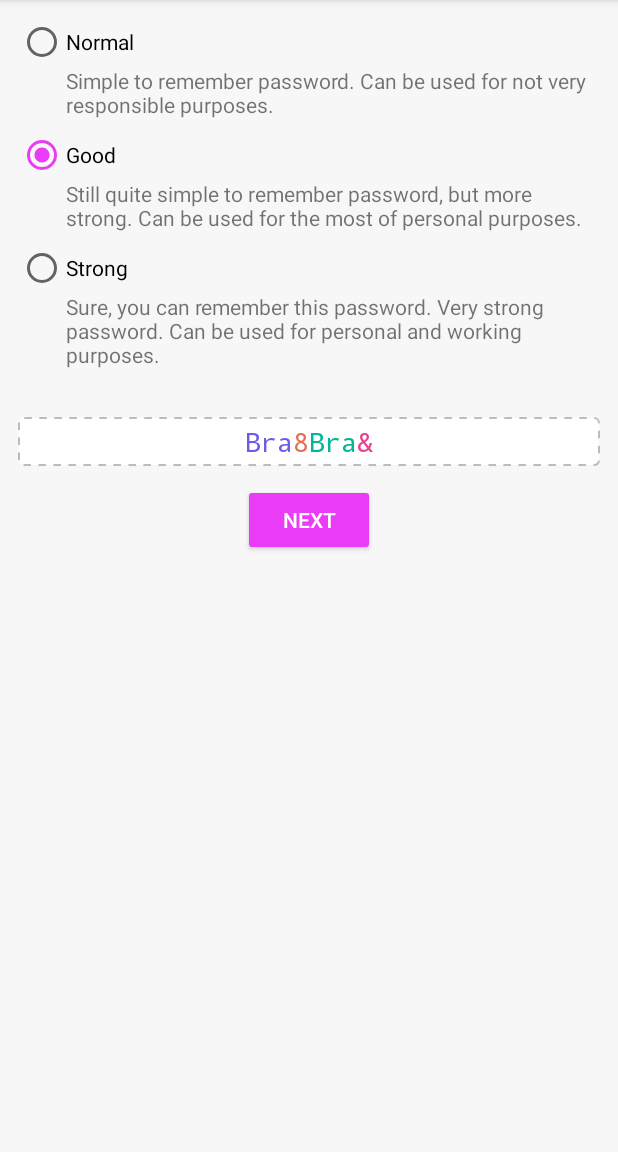
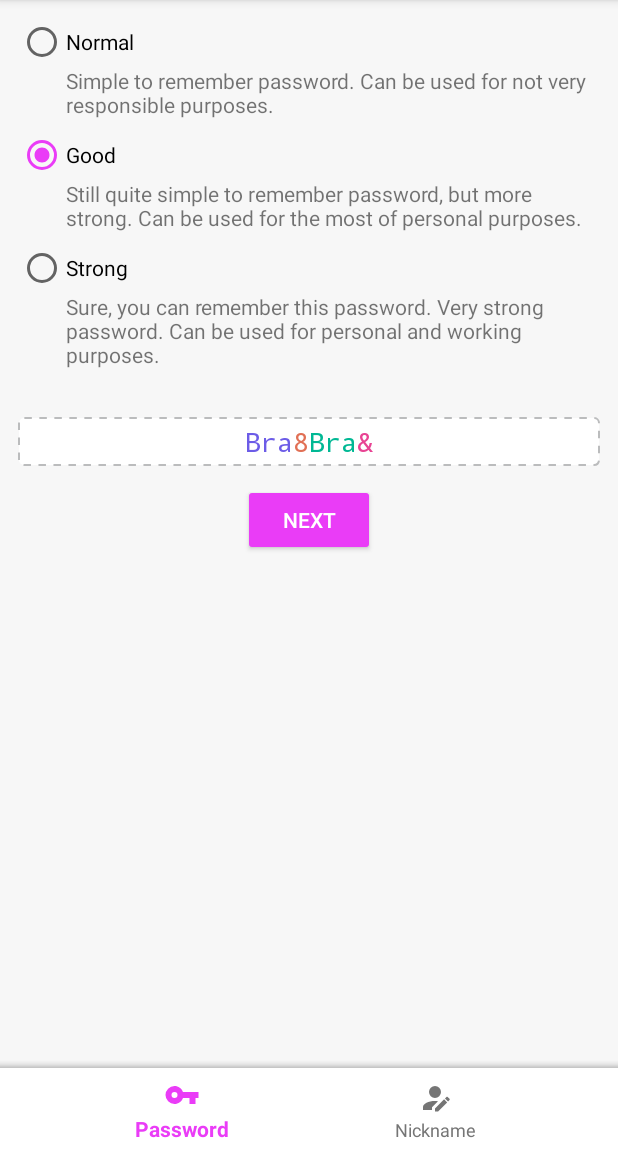
Before and after one commit to solkin/kvassword-android, an Android app: the screen it shows after launch (MainActivity), on a phone screen of 412 x 824 dp, the part 84-1236 px from its top. Run offline under Robolectric (Android 15) with nearby library versions, the phone set to English and light mode, and no system bars; libraries missing offline, so code that uses them is left out: net.hockeyapp.android; 3 statements that could not run were skipped.

Commit message:
Update bottom navigation items

```diff
--- a/app/src/main/res/drawable/master.xml
+++ /dev/null
@@ -1,9 +0,0 @@
-<vector xmlns:android="http://schemas.android.com/apk/res/android"
-    android:width="24dp"
-    android:height="24dp"
-    android:viewportHeight="24"
-    android:viewportWidth="24">
-    <path
-        android:fillColor="#fff"
-        android:pathData="M6.5,2C8.46,2 10.13,3.25 10.74,5H22V8H18V11H15V8H10.74C10.13,9.75 8.46,11 6.5,11C4,11 2,9 2,6.5C2,4 4,2 6.5,2M6.5,5A1.5,1.5 0 0,0 5,6.5A1.5,1.5 0 0,0 6.5,8A1.5,1.5 0 0,0 8,6.5A1.5,1.5 0 0,0 6.5,5M6.5,13C8.46,13 10.13,14.25 10.74,16H22V19H20V22H18V19H16V22H13V19H10.74C10.13,20.75 8.46,22 6.5,22C4,22 2,20 2,17.5C2,15 4,13 6.5,13M6.5,16A1.5,1.5 0 0,0 5,17.5A1.5,1.5 0 0,0 6.5,19A1.5,1.5 0 0,0 8,17.5A1.5,1.5 0 0,0 6.5,16Z" />
-</vector>
--- a/app/src/main/res/drawable/meter.xml
+++ /dev/null
@@ -1,9 +0,0 @@
-<vector xmlns:android="http://schemas.android.com/apk/res/android"
-    android:width="24dp"
-    android:height="24dp"
-    android:viewportHeight="24"
-    android:viewportWidth="24">
-    <path
-        android:fillColor="#fff"
-        android:pathData="M12,16A3,3 0 0,1 9,13C9,11.88 9.61,10.9 10.5,10.39L20.21,4.77L14.68,14.35C14.18,15.33 13.17,16 12,16M12,3C13.81,3 15.5,3.5 16.97,4.32L14.87,5.53C14,5.19 13,5 12,5A8,8 0 0,0 4,13C4,15.21 4.89,17.21 6.34,18.65H6.35C6.74,19.04 6.74,19.67 6.35,20.06C5.96,20.45 5.32,20.45 4.93,20.07V20.07C3.12,18.26 2,15.76 2,13A10,10 0 0,1 12,3M22,13C22,15.76 20.88,18.26 19.07,20.07V20.07C18.68,20.45 18.05,20.45 17.66,20.06C17.27,19.67 17.27,19.04 17.66,18.65V18.65C19.11,17.2 20,15.21 20,13C20,12 19.81,11 19.46,10.1L20.67,8C21.5,9.5 22,11.18 22,13Z" />
-</vector>
--- /dev/null
+++ b/app/src/main/res/drawable/nickname.xml
@@ -0,0 +1,9 @@
+<vector xmlns:android="http://schemas.android.com/apk/res/android"
+    android:width="24dp"
+    android:height="24dp"
+    android:viewportHeight="24"
+    android:viewportWidth="24">
+    <path
+        android:fillColor="#fff"
+        android:pathData="M21.7,13.35L20.7,14.35L18.65,12.3L19.65,11.3C19.86,11.09 20.21,11.09 20.42,11.3L21.7,12.58C21.91,12.79 21.91,13.14 21.7,13.35M12,18.94L18.06,12.88L20.11,14.93L14.06,21H12V18.94M12,14C7.58,14 4,15.79 4,18V20H10V18.11L14,14.11C13.34,14.03 12.67,14 12,14M12,4A4,4 0 0,0 8,8A4,4 0 0,0 12,12A4,4 0 0,0 16,8A4,4 0 0,0 12,4Z" />
+</vector>
--- a/app/src/main/res/layout/activity_main.xml
+++ b/app/src/main/res/layout/activity_main.xml
@@ -1,5 +1,6 @@
 <?xml version="1.0" encoding="utf-8"?>
 <FrameLayout xmlns:android="http://schemas.android.com/apk/res/android"
+    xmlns:app="http://schemas.android.com/apk/res-auto"
     xmlns:tools="http://schemas.android.com/tools"
     android:layout_width="match_parent"
     android:layout_height="match_parent"
@@ -104,7 +105,7 @@
 
     </ScrollView>
 
-    <!-- View
+    <View
         android:layout_width="match_parent"
         android:layout_height="5dp"
         android:layout_gravity="bottom"
@@ -113,12 +114,12 @@
 
     <android.support.design.widget.BottomNavigationView
         android:id="@+id/bottom_navigation"
+        android:background="@color/colorPrimary"
         android:layout_width="match_parent"
         android:layout_height="56dp"
         android:layout_gravity="bottom"
-        app:itemBackground="@color/colorPrimary"
         app:itemIconTint="@drawable/nav_item_color_state"
         app:itemTextColor="@drawable/nav_item_color_state"
-        app:menu="@menu/bottom_navigation_main" /-->
+        app:menu="@menu/bottom_navigation_main" />
 
 </FrameLayout>
--- a/app/src/main/res/menu/bottom_navigation_main.xml
+++ b/app/src/main/res/menu/bottom_navigation_main.xml
@@ -1,18 +1,13 @@
 <?xml version="1.0" encoding="utf-8"?>
 <menu xmlns:android="http://schemas.android.com/apk/res/android">
     <item
-        android:id="@+id/action_favorites"
+        android:id="@+id/password"
         android:enabled="true"
         android:icon="@drawable/pass"
-        android:title="@string/generate_password" />
+        android:title="@string/password" />
     <item
-        android:id="@+id/action_schedules"
+        android:id="@+id/nickname"
         android:enabled="true"
-        android:icon="@drawable/master"
-        android:title="@string/master_password" />
-    <item
-        android:id="@+id/action_music"
-        android:enabled="true"
-        android:icon="@drawable/meter"
-        android:title="@string/password_meter" />
+        android:icon="@drawable/nickname"
+        android:title="@string/nickname" />
 </menu>
--- a/app/src/main/res/values/strings.xml
+++ b/app/src/main/res/values/strings.xml
@@ -8,7 +8,6 @@
     <string name="description_pass_good">Still quite simple to remember password, but more strong. Can be used for the most of personal purposes.</string>
     <string name="description_pass_strong">Sure, you can remember this password. Very strong password. Can be used for personal and working purposes.</string>
     <string name="copied">Copied!</string>
-    <string name="generate_password">Generate</string>
-    <string name="master_password">Master</string>
-    <string name="password_meter">Strength</string>
+    <string name="password">Password</string>
+    <string name="nickname">Nickname</string>
 </resources>
```
Also changed, not shown: 1 other file.
